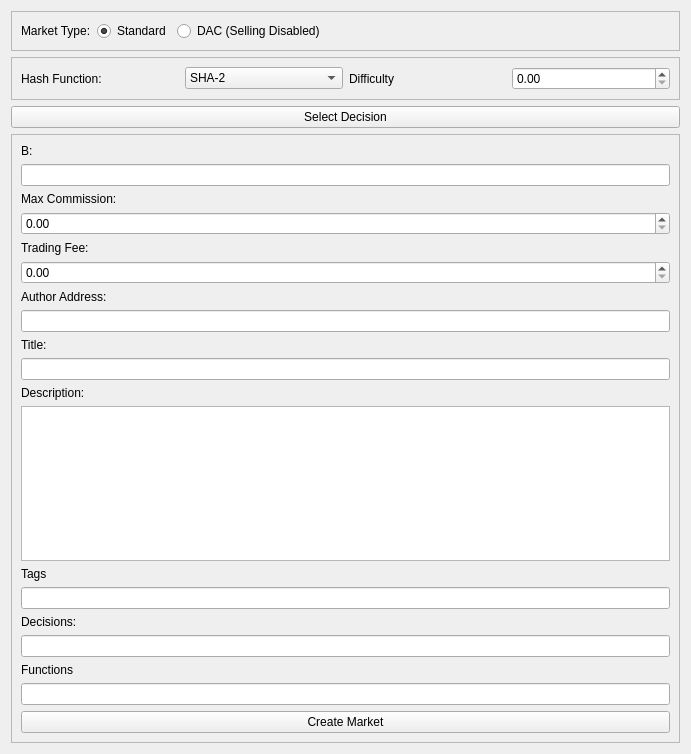
Old version of the form src/qt/forms/decisionmarketcreationwidget.ui in the repository brishtiteveja/truthcoin-cpp.
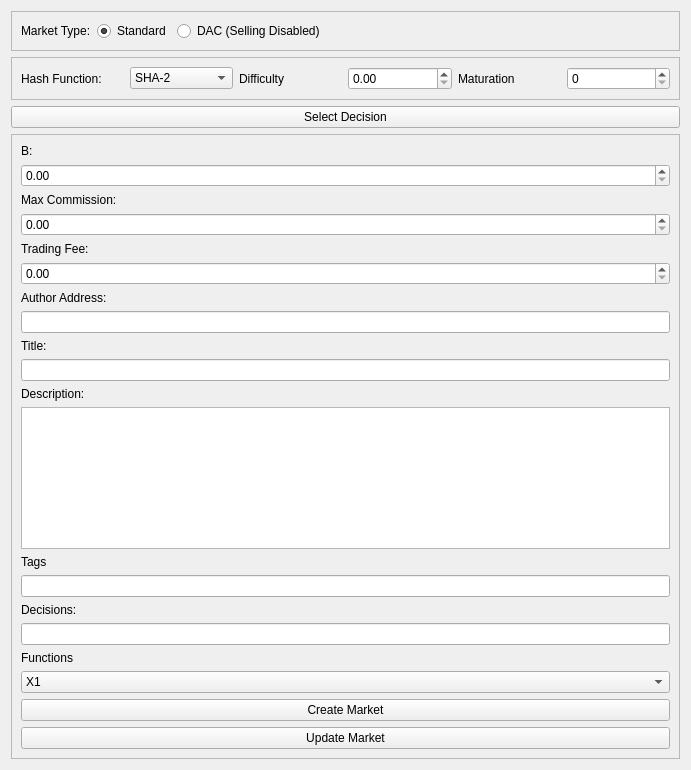
New version of the form.

Commit message: Added view code to edit pending markets and decisions

Patch:
```diff
--- a/src/qt/forms/decisionmarketcreationwidget.ui
+++ b/src/qt/forms/decisionmarketcreationwidget.ui
@@ -7,7 +7,7 @@
     <x>0</x>
     <y>0</y>
     <width>691</width>
-    <height>754</height>
+    <height>770</height>
    </rect>
   </property>
   <property name="windowTitle">
@@ -98,6 +98,16 @@
       <item>
        <widget class="QDoubleSpinBox" name="doubleSpinBoxDifficulty"/>
       </item>
+      <item>
+       <widget class="QLabel" name="labelMaturation">
+        <property name="text">
+         <string>Maturation</string>
+        </property>
+       </widget>
+      </item>
+      <item>
+       <widget class="QSpinBox" name="spinBoxMaturation"/>
+      </item>
      </layout>
     </widget>
    </item>
@@ -125,7 +135,7 @@
        </widget>
       </item>
       <item>
-       <widget class="QLineEdit" name="lineEditB"/>
+       <widget class="QDoubleSpinBox" name="doubleSpinBoxB"/>
       </item>
       <item>
        <widget class="QLabel" name="labelMaxCommission">
@@ -205,7 +215,28 @@
        </widget>
       </item>
       <item>
-       <widget class="QLineEdit" name="lineEditFunctions"/>
+       <widget class="QComboBox" name="comboBoxFunctions">
+        <item>
+         <property name="text">
+          <string>X1</string>
+         </property>
+        </item>
+        <item>
+         <property name="text">
+          <string>X2</string>
+         </property>
+        </item>
+        <item>
+         <property name="text">
+          <string>X3</string>
+         </property>
+        </item>
+        <item>
+         <property name="text">
+          <string>lnX1</string>
+         </property>
+        </item>
+       </widget>
       </item>
       <item>
        <widget class="QPushButton" name="pushButtonCreateMarket">
@@ -214,6 +245,13 @@
         </property>
        </widget>
       </item>
+      <item>
+       <widget class="QPushButton" name="pushButtonUpdateMarket">
+        <property name="text">
+         <string>Update Market</string>
+        </property>
+       </widget>
+      </item>
      </layout>
     </widget>
    </item>
```
The commit also changes 10 other files.
